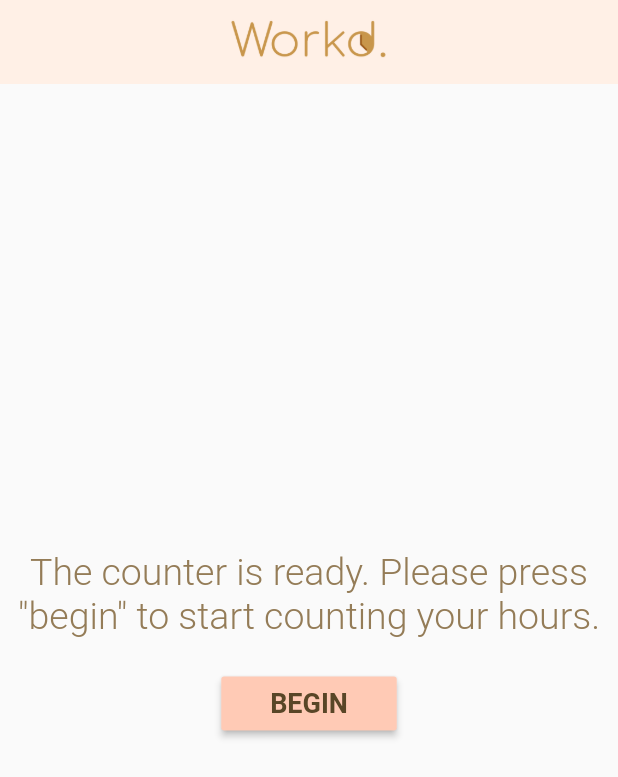
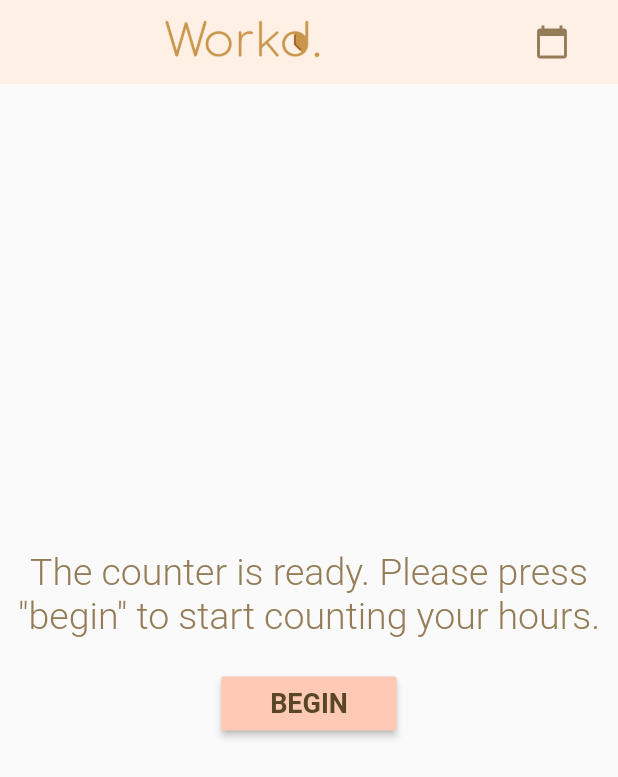
Before and after one commit to vmanun/workd-app, a Flutter app: the screen it shows after launch, on a phone screen of 412 x 824 dp. Shown: the top 777 px of the screen. Run offline on Flutter 3.47's test engine with Material 2 defaults, Android fonts, the phone set to English and light mode, and no system bars.

Commit message:
added calendar action button for future week component

```diff
--- a/lib/main.dart
+++ b/lib/main.dart
@@ -11,11 +11,21 @@ class Workd extends StatelessWidget {
     return MaterialApp(
       home: Scaffold(
         appBar: AppBar(
+          centerTitle: true,
           elevation: 0.0,
           backgroundColor: AppTheme.bgColor,
           title: Center(
             child: AppTheme.logo,
           ),
+          actions: <Widget>[
+            MaterialButton(
+              onPressed: (){},
+              child: Icon(
+                Icons.calendar_today,
+                color: AppTheme.primary,
+              )
+            )
+          ],
         ),
         body: HoursCounter(),
       )
```
